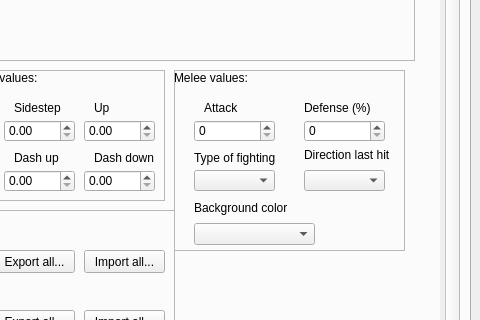
The window that lib/design/Raging_tools.ui (adsl14/Raging-tools) describes before a commit, drawn with Qt 5; both pictures show x 499 to 979 and y 220 to 540 of the 979 by 853 pixel window.
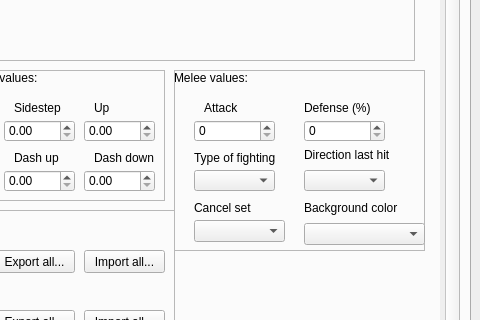
The same window after the commit. The open tabs and pages were chosen to show the change. Icons and pictures are not drawn.

Commit message: Added cancel set swap to the individual parameters

The edit to the form file:
```diff
--- a/lib/design/Raging_tools.ui
+++ b/lib/design/Raging_tools.ui
@@ -5883,7 +5883,7 @@
                <rect>
                 <x>650</x>
                 <y>200</y>
-                <width>231</width>
+                <width>251</width>
                 <height>181</height>
                </rect>
               </property>
@@ -6036,7 +6036,7 @@
               <widget class="QComboBox" name="background_color_combo_value">
                <property name="geometry">
                 <rect>
-                 <x>20</x>
+                 <x>130</x>
                  <y>153</y>
                  <width>121</width>
                  <height>22</height>
@@ -6046,7 +6046,7 @@
               <widget class="QLabel" name="background_color_combo_text">
                <property name="geometry">
                 <rect>
-                 <x>20</x>
+                 <x>130</x>
                  <y>130</y>
                  <width>101</width>
                  <height>16</height>
@@ -6069,6 +6069,32 @@
                 </rect>
                </property>
               </widget>
+              <widget class="QLabel" name="cancel_set_text">
+               <property name="geometry">
+                <rect>
+                 <x>20</x>
+                 <y>130</y>
+                 <width>81</width>
+                 <height>16</height>
+                </rect>
+               </property>
+               <property name="toolTip">
+                <string>&lt;html&gt;&lt;head/&gt;&lt;body&gt;&lt;p&gt;This change the cancel set of the character&lt;/p&gt;&lt;p&gt;Cancel 1 - Goku, Goku Super Saiyan, Goku Super Saiyan 2, Goku Super Saiyan 3, Dabura, Cooler, Final Form Cooler, Meta Cooler, Janemba, Tarble&lt;/p&gt;&lt;p&gt;Cancel 2 - Piccolo, Trunks Base, Trunks Super Saiyan, Zarbon, Zarban post Transformation, Cell Jr&lt;/p&gt;&lt;p&gt;Cancel 3 - Vegeta Base, Vegeta Super Saiyan, Super Vegeta, Vegeta SSJ2, Majin Vegeta, Dr. Gero, Vegeta SSJ3&lt;/p&gt;&lt;p&gt;Cancel 4 - Kid Gohan, Teen Gohan, Teen Gohan Super Saiyan, Teen Gohan Super Saiyan 2, Adult Gohan Base, Adult Gohan Super Saiyan, Adult Gohan Super Saiyan 2, Krillen, Chiaotzu, Vegeta(Scouter), Goten base, Goten Super Saiyan, Ultimate Gohan, Future Gohan Base, Future Gohan Super Saiyan, Android 15&lt;/p&gt;&lt;p&gt;Cancel 5 - Frieza 1st Form, Frieza 2nd Form, Frieza 3rd Form, Final Form Frieza, 100% Frieza, Mecha Frieza&lt;/p&gt;&lt;p&gt;Cancel 6 - Vegito Base, Super Saiyan Vegito, Raditz, Captain Ginyu, Guldo, Android 19&lt;/p&gt;&lt;p&gt;Cancel 7 - Cell 1st Form, Cell 2nd Form, Perfect Cell, Super Perfect Cell&lt;/p&gt;&lt;p&gt;Cancel 8 - Gotenks, Gotenks Super Saiyan, Gotenks Super Saiyan 3, Android 17, Nail, Pikkon, Salza&lt;/p&gt;&lt;p&gt;Cancel 9 - Kid Buu, Broly Base, Broly Super Saiyan, Broly Legendary Super Saiyan, Gogeta, Broly Super Saiyan 3&lt;/p&gt;&lt;p&gt;Cancel 10 - Yamcha, Dodoria, Android 16, Majin Buu, Andoid 13, Super Android 13, Zangya, Hatchiyack&lt;/p&gt;&lt;p&gt;Cancel 11 - Kid Trunks Base, Kid Trunks Super Saiyan, Burter, Jeice, Android 18, Cui&lt;/p&gt;&lt;p&gt;Cancel 12 - Videl, Saibaman&lt;/p&gt;&lt;p&gt;Cancel 13 - Trunks Base, Trunks Super Saiyan, Super Trunks, Nappa, Recoome, Super Buu, Super Buu(Gotenks Absorbed), Super Buu(Gohan Absorbed), Neizu, Dore&lt;/p&gt;&lt;p&gt;Cancel 14 - Tien, Bardock, Turles, Bojack, Bojack 2, Android 14&lt;/p&gt;&lt;p&gt;List made by: King Dan&lt;/p&gt;&lt;/body&gt;&lt;/html&gt;</string>
+               </property>
+               <property name="text">
+                <string>Cancel set</string>
+               </property>
+              </widget>
+              <widget class="QComboBox" name="cancel_set_value">
+               <property name="geometry">
+                <rect>
+                 <x>20</x>
+                 <y>150</y>
+                 <width>91</width>
+                 <height>22</height>
+                </rect>
+               </property>
+              </widget>
              </widget>
              <widget class="QFrame" name="movement_speed">
               <property name="geometry">
```
Left out of the diff: 10 changed lines with no effect on the pictures. The commit also changes 3 other files.
